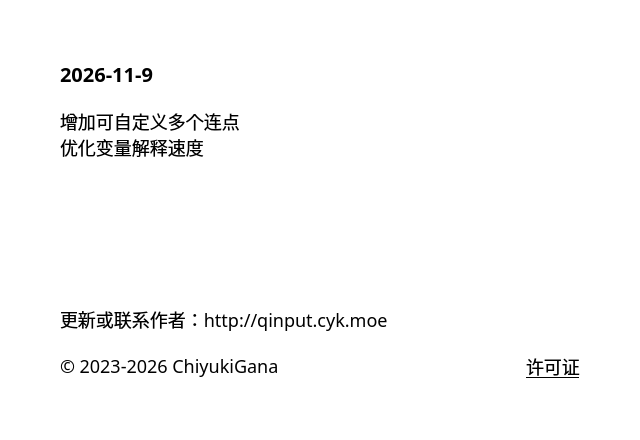
Before: the Qt Designer form source/ui/AboutUi.ui in ChiyukiGana/Quickinput, drawn with Qt 5.
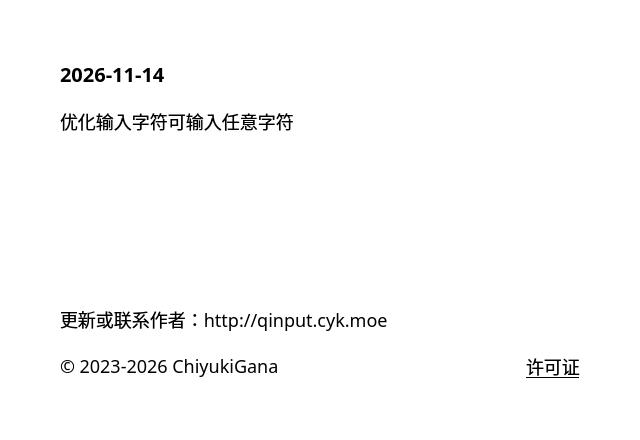
After: the same form once the commit is applied.

```diff
--- a/source/ui/AboutUi.ui
+++ b/source/ui/AboutUi.ui
@@ -63,7 +63,7 @@
       <string notr="true">font-size:20px</string>
      </property>
      <property name="text">
-      <string>2026-11-9</string>
+      <string>2026-11-14</string>
      </property>
      <property name="textFormat">
       <enum>Qt::TextFormat::PlainText</enum>
@@ -79,8 +79,7 @@
       </sizepolicy>
      </property>
      <property name="text">
-      <string>增加可自定义多个连点
-优化变量解释速度</string>
+      <string>优化输入字符可输入任意字符</string>
      </property>
      <property name="textFormat">
       <enum>Qt::TextFormat::PlainText</enum>
```
